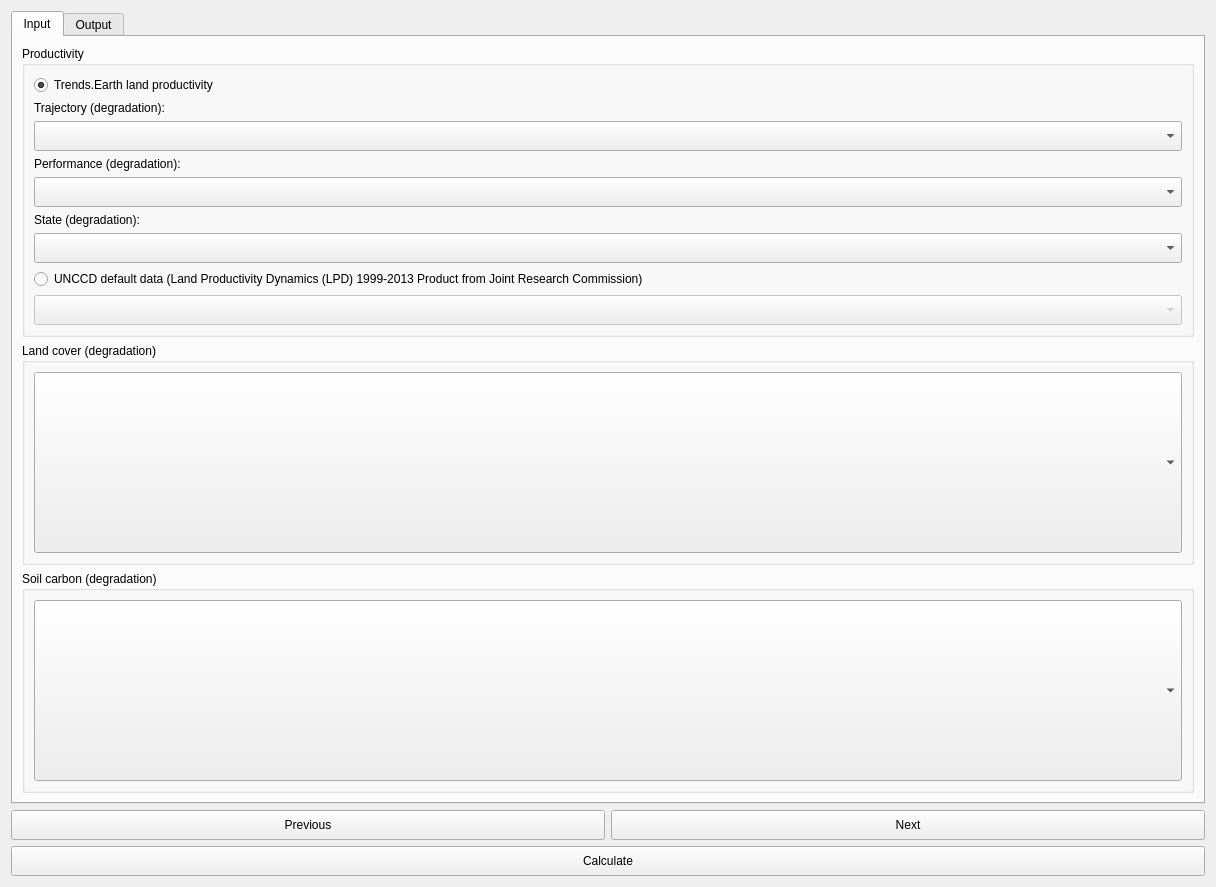
First picture: the form in LDMP/gui/DlgCalculateSummaryTableAdmin.ui, repository ConservationInternational/trends.earth, before the edit.
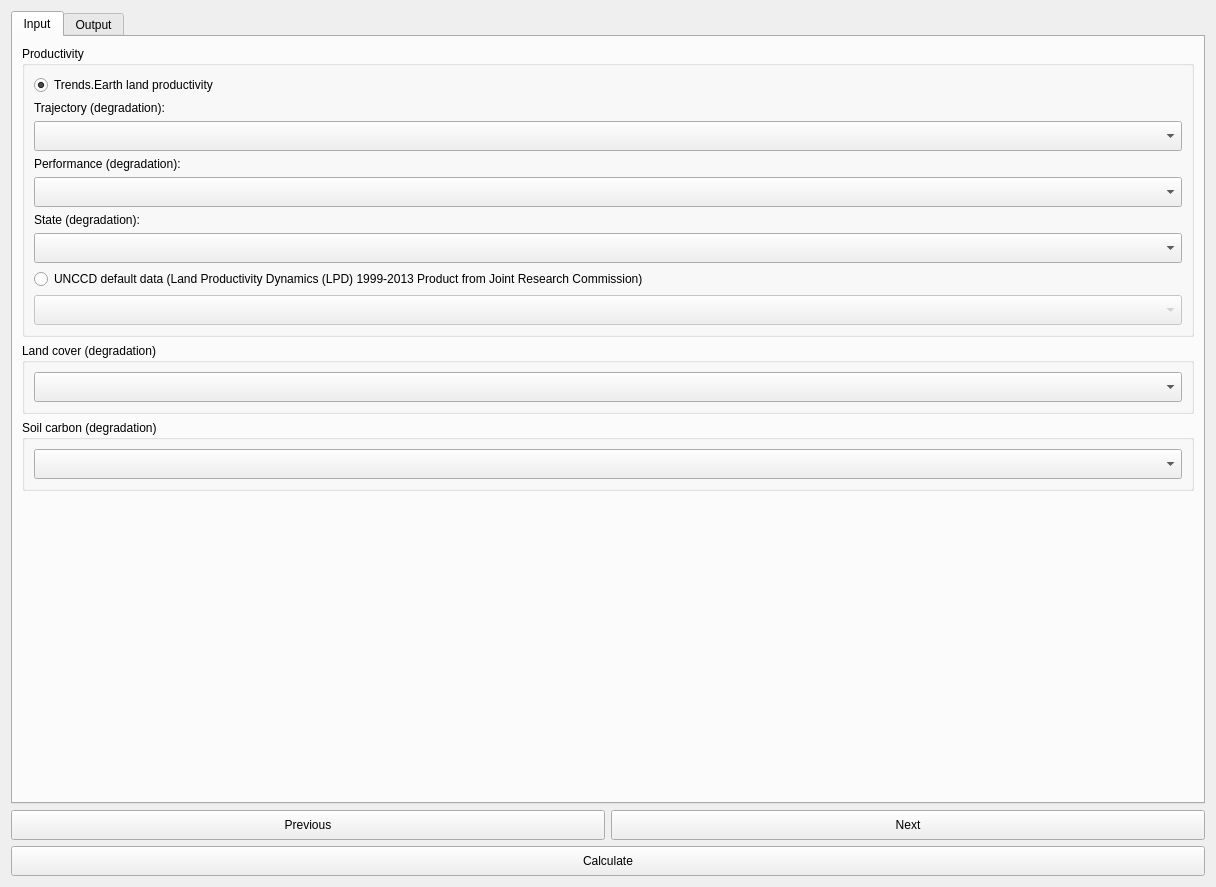
Second picture: the form after the edit. Custom widgets are drawn as their Qt base class.

```diff
--- a/LDMP/gui/DlgCalculateSummaryTableAdmin.ui
+++ b/LDMP/gui/DlgCalculateSummaryTableAdmin.ui
@@ -42,7 +42,7 @@
        <item>
         <widget class="QGroupBox" name="groupBox">
          <property name="sizePolicy">
-          <sizepolicy hsizetype="Preferred" vsizetype="Expanding">
+          <sizepolicy hsizetype="Preferred" vsizetype="Minimum">
            <horstretch>0</horstretch>
            <verstretch>0</verstretch>
           </sizepolicy>
@@ -160,6 +160,12 @@
             <property name="enabled">
              <bool>true</bool>
             </property>
+            <property name="sizePolicy">
+             <sizepolicy hsizetype="Preferred" vsizetype="Minimum">
+              <horstretch>0</horstretch>
+              <verstretch>0</verstretch>
+             </sizepolicy>
+            </property>
             <property name="font">
              <font>
               <weight>50</weight>
@@ -228,7 +234,7 @@
        <item>
         <widget class="QGroupBox" name="groupBox_2">
          <property name="sizePolicy">
-          <sizepolicy hsizetype="Preferred" vsizetype="Expanding">
+          <sizepolicy hsizetype="Preferred" vsizetype="Minimum">
            <horstretch>0</horstretch>
            <verstretch>0</verstretch>
           </sizepolicy>
@@ -283,7 +289,7 @@
           <bool>true</bool>
          </property>
          <property name="sizePolicy">
-          <sizepolicy hsizetype="Preferred" vsizetype="Expanding">
+          <sizepolicy hsizetype="Preferred" vsizetype="Minimum">
            <horstretch>0</horstretch>
            <verstretch>0</verstretch>
           </sizepolicy>
@@ -326,6 +332,19 @@
          </layout>
         </widget>
        </item>
+       <item>
+        <spacer name="verticalSpacer_2">
+         <property name="orientation">
+          <enum>Qt::Vertical</enum>
+         </property>
+         <property name="sizeHint" stdset="0">
+          <size>
+           <width>20</width>
+           <height>40</height>
+          </size>
+         </property>
+        </spacer>
+       </item>
       </layout>
      </widget>
      <widget class="QWidget" name="OutputTab">
```
